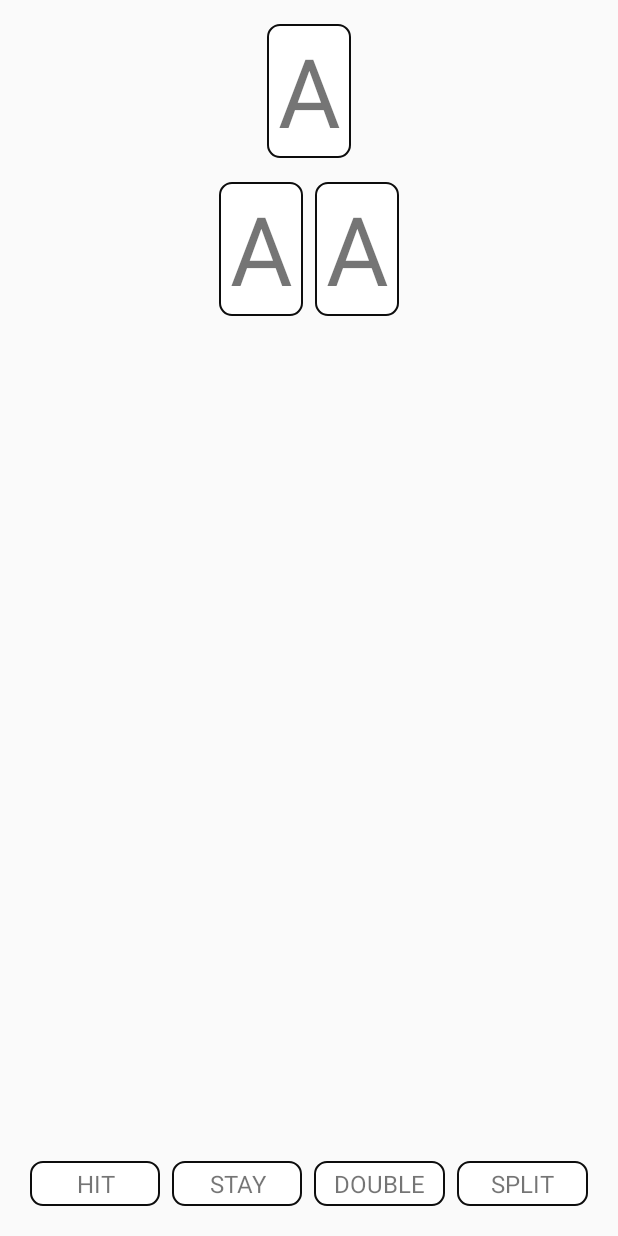
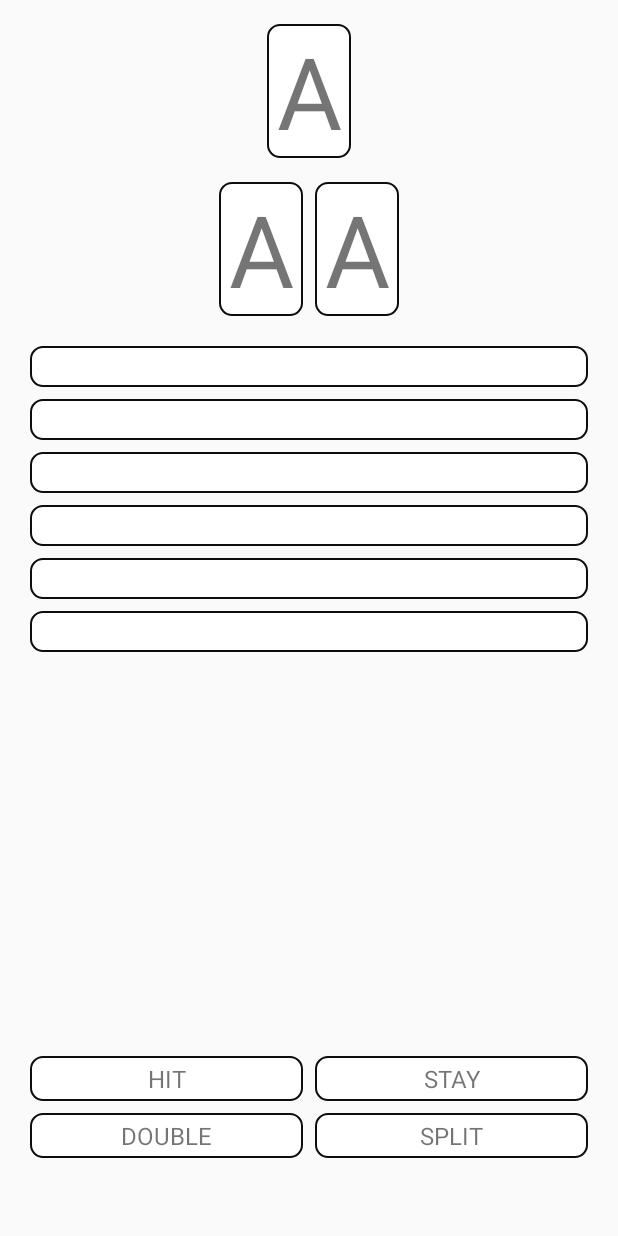
Before and after one commit to sjjeong/BlackjackPedigree, an Android app: the layout activity_main.xml on its own in the app's theme, with its tools: preview values and no code run, on a phone screen of 412 x 824 dp. Run offline under Robolectric (Android 15) with nearby library versions, the light colour scheme and no system bars.

Commit message:
정답 히스토리 추가

```diff
--- a/app/src/main/java/com/dino/blackjackpedigree/model/enums/PlayerActionCategory.kt
+++ b/app/src/main/java/com/dino/blackjackpedigree/model/enums/PlayerActionCategory.kt
@@ -1,8 +1,8 @@
 package com.dino.blackjackpedigree.model.enums
 
-enum class PlayerActionCategory {
-    HIT,
-    STAY,
-    DOUBLE,
-    SPLIT,
+enum class PlayerActionCategory(val content: String) {
+    HIT("HIT"),
+    STAY("STAY"),
+    DOUBLE("DOUBLE"),
+    SPLIT("SPLIT"),
 }
--- a/app/src/main/java/com/dino/blackjackpedigree/model/enums/PlayerCardCategory.kt
+++ b/app/src/main/java/com/dino/blackjackpedigree/model/enums/PlayerCardCategory.kt
@@ -1,5 +1,6 @@
 package com.dino.blackjackpedigree.model.enums
 
+import kotlin.math.min
 import kotlin.random.Random
 
 enum class PlayerCardCategory(
@@ -81,7 +82,7 @@ enum class PlayerCardCategory(
 
     private fun getNumberValue(number: Int): Pair<String, String> {
         val halfNumber = number / 2 + 1
-        val firstNumber = Random.Default.nextInt(halfNumber, number)
+        val firstNumber = Random.Default.nextInt(halfNumber, min(number, 10))
         val secondNumber = number - firstNumber
         return "$firstNumber" to "$secondNumber"
     }
--- a/app/src/main/java/com/dino/blackjackpedigree/ui/MainViewModel.kt
+++ b/app/src/main/java/com/dino/blackjackpedigree/ui/MainViewModel.kt
@@ -14,6 +14,9 @@ class MainViewModel : DinoViewModel() {
     private val _livePlayerCards = MutableLiveData<Pair<String, String>>()
     val livePlayerCards: LiveData<Pair<String, String>> = _livePlayerCards
 
+    private val _liveHistoryItems = MutableLiveData<List<TableCategory>>(mutableListOf())
+    val liveHistoryItems: LiveData<List<TableCategory>> = _liveHistoryItems
+
     init {
         startGame()
     }
@@ -25,9 +28,12 @@ class MainViewModel : DinoViewModel() {
     }
 
     fun submitAnswer(actionCategory: PlayerActionCategory) {
-        val rightAction = liveAnswer.value?.action ?: return
+        val rightAnswer = liveAnswer.value ?: return
+        val rightAction = rightAnswer.action
         if (rightAction == actionCategory) {
             showToast("정답입니다.")
+            _liveHistoryItems.value =
+                _liveHistoryItems.value?.toMutableList()?.apply { add(0, rightAnswer) }
             startGame()
         } else {
             showToast("오답입니다.")
--- a/app/src/main/res/layout/activity_main.xml
+++ b/app/src/main/res/layout/activity_main.xml
@@ -1,5 +1,6 @@
 <?xml version="1.0" encoding="utf-8"?>
 <layout xmlns:android="http://schemas.android.com/apk/res/android"
+    xmlns:app="http://schemas.android.com/apk/res-auto"
     xmlns:tools="http://schemas.android.com/tools">
 
     <data>
@@ -23,6 +24,7 @@
             android:layout_width="@dimen/card_width"
             android:layout_height="@dimen/card_height"
             android:layout_gravity="center_horizontal"
+            android:autoSizeTextType="uniform"
             android:background="@drawable/bg_white_stroke_gray5"
             android:gravity="center"
             android:text="@{vm.liveAnswer.dealer.content}"
@@ -40,6 +42,7 @@
                 android:layout_width="@dimen/card_width"
                 android:layout_height="@dimen/card_height"
                 android:layout_gravity="center_horizontal"
+                android:autoSizeTextType="uniform"
                 android:background="@drawable/bg_white_stroke_gray5"
                 android:gravity="center"
                 android:text="@{vm.livePlayerCards.first}"
@@ -51,6 +54,7 @@
                 android:layout_height="@dimen/card_height"
                 android:layout_gravity="center_horizontal"
                 android:layout_marginStart="8dp"
+                android:autoSizeTextType="uniform"
                 android:background="@drawable/bg_white_stroke_gray5"
                 android:gravity="center"
                 android:text="@{vm.livePlayerCards.second}"
@@ -59,17 +63,21 @@
 
         </LinearLayout>
 
-        <View
-            android:layout_width="wrap_content"
+        <androidx.recyclerview.widget.RecyclerView
+            itemLayout="@{@layout/item_history}"
+            items="@{vm.liveHistoryItems}"
+            android:layout_width="match_parent"
             android:layout_height="0dp"
-            android:layout_weight="1" />
+            android:layout_marginTop="16dp"
+            android:layout_weight="1"
+            app:layoutManager="androidx.recyclerview.widget.LinearLayoutManager"
+            tools:itemCount="10"
+            tools:listitem="@layout/item_history" />
 
         <LinearLayout
             android:layout_width="match_parent"
             android:layout_height="wrap_content"
-            android:layout_marginTop="32dp"
-            android:gravity="center_horizontal"
-            android:orientation="horizontal">
+            android:layout_marginTop="32dp">
 
             <TextView
                 android:layout_width="0dp"
@@ -96,6 +104,15 @@
                 android:text="@{PlayerActionCategory.STAY.name}"
                 android:textSize="16sp"
                 tools:text="STAY" />
+
+        </LinearLayout>
+
+        <LinearLayout
+            android:layout_width="match_parent"
+            android:layout_height="wrap_content"
+            android:layout_marginBottom="32dp"
+            android:gravity="center_horizontal"
+            android:orientation="horizontal">
 
             <TextView
                 android:layout_width="0dp"
--- /dev/null
+++ b/app/src/main/res/layout/item_history.xml
@@ -0,0 +1,45 @@
+<?xml version="1.0" encoding="utf-8"?>
+<layout xmlns:android="http://schemas.android.com/apk/res/android">
+
+    <data>
+
+        <variable
+            name="item"
+            type="com.dino.blackjackpedigree.model.enums.TableCategory" />
+
+    </data>
+
+    <LinearLayout
+        android:layout_width="match_parent"
+        android:layout_height="wrap_content"
+        android:layout_margin="4dp"
+        android:background="@drawable/bg_white_stroke_gray5"
+        android:orientation="horizontal"
+        android:paddingStart="8dp"
+        android:paddingTop="4dp"
+        android:paddingEnd="8dp"
+        android:paddingBottom="4dp">
+
+        <TextView
+            android:layout_width="0dp"
+            android:layout_height="wrap_content"
+            android:layout_weight="1"
+            android:gravity="center"
+            android:text="@{item.dealer.content}" />
+
+        <TextView
+            android:layout_width="0dp"
+            android:layout_height="wrap_content"
+            android:layout_weight="1"
+            android:gravity="center"
+            android:text="@{item.player.content}" />
+
+        <TextView
+            android:layout_width="0dp"
+            android:layout_height="wrap_content"
+            android:layout_weight="1"
+            android:gravity="center"
+            android:text="@{item.action.content}" />
+
+    </LinearLayout>
+</layout>
```
